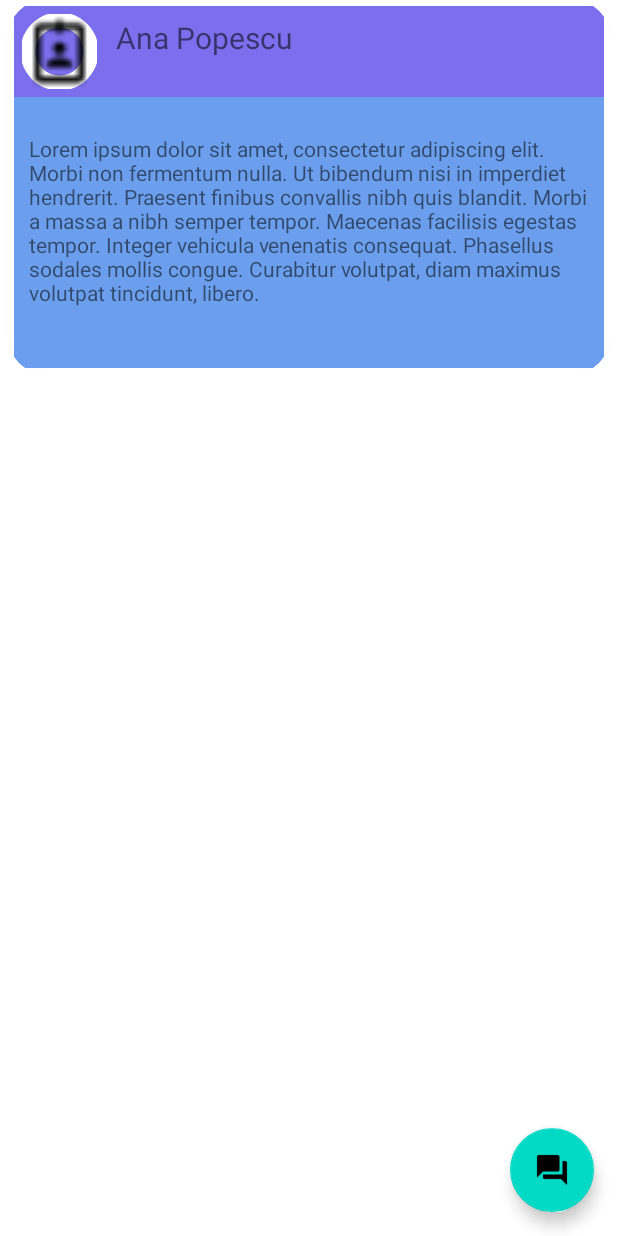
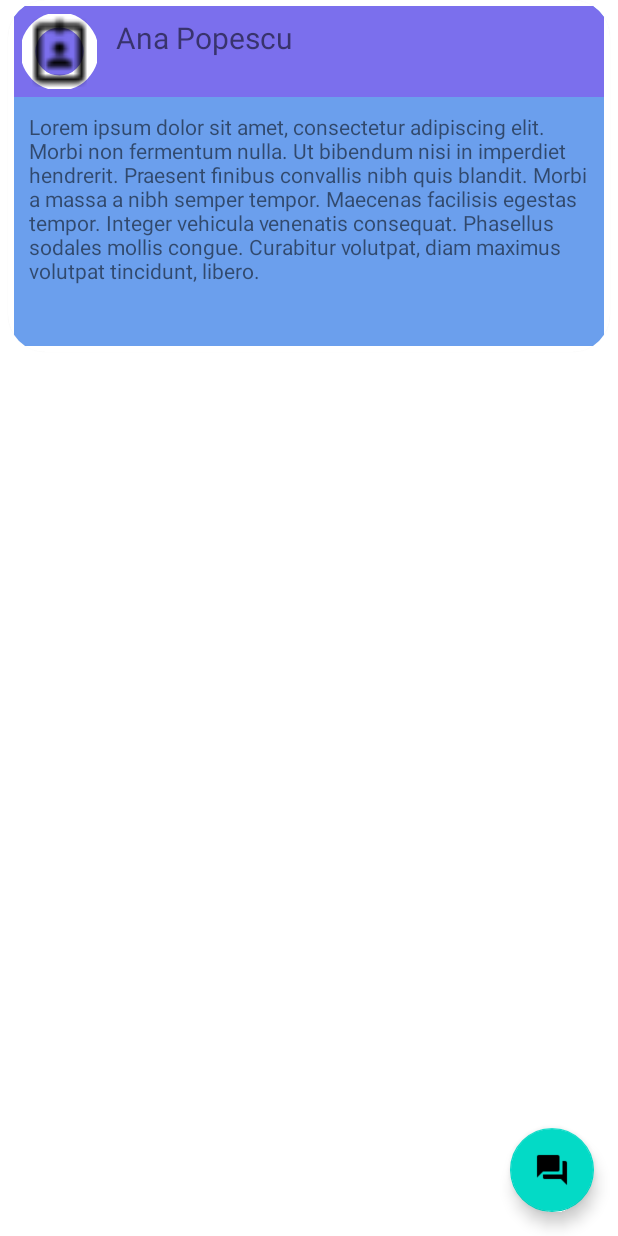
Before and after one commit to marcgr9/PassTogether, an Android app: the CometariiPostare screen opened directly, with no data from a screen before it, on a phone screen of 412 x 824 dp. Run offline under Robolectric (Android 15) with nearby library versions, the phone set to English and light mode, and no system bars; our stand-ins replace Firebase (no records; nobody signed in at launch, a user with empty details on screens opened directly); pictures from the network do not load; 4 statements that could not run were skipped.

Commit message:
fill post data

```diff
--- a/app/src/main/res/layout/card_test.xml
+++ b/app/src/main/res/layout/card_test.xml
@@ -46,7 +46,7 @@
 
     <com.google.android.material.circularreveal.CircularRevealRelativeLayout
         android:layout_width="match_parent"
-        android:layout_marginTop="75dp"
+        android:layout_below="@+id/up"
         android:id="@+id/down"
         android:layout_height="wrap_content"
         android:layout_gravity="center_horizontal">
```
